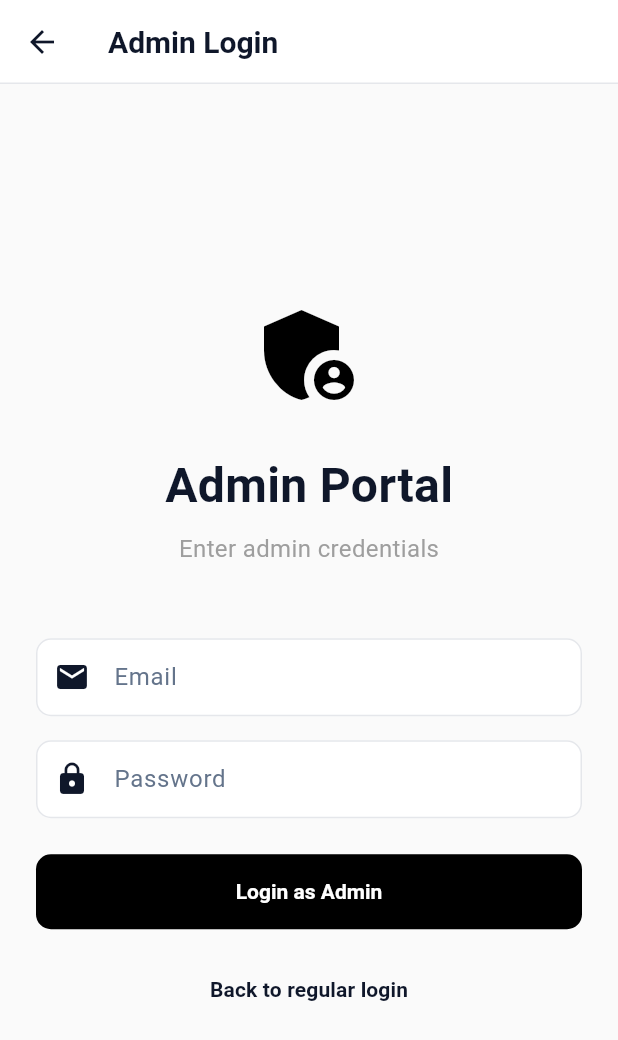
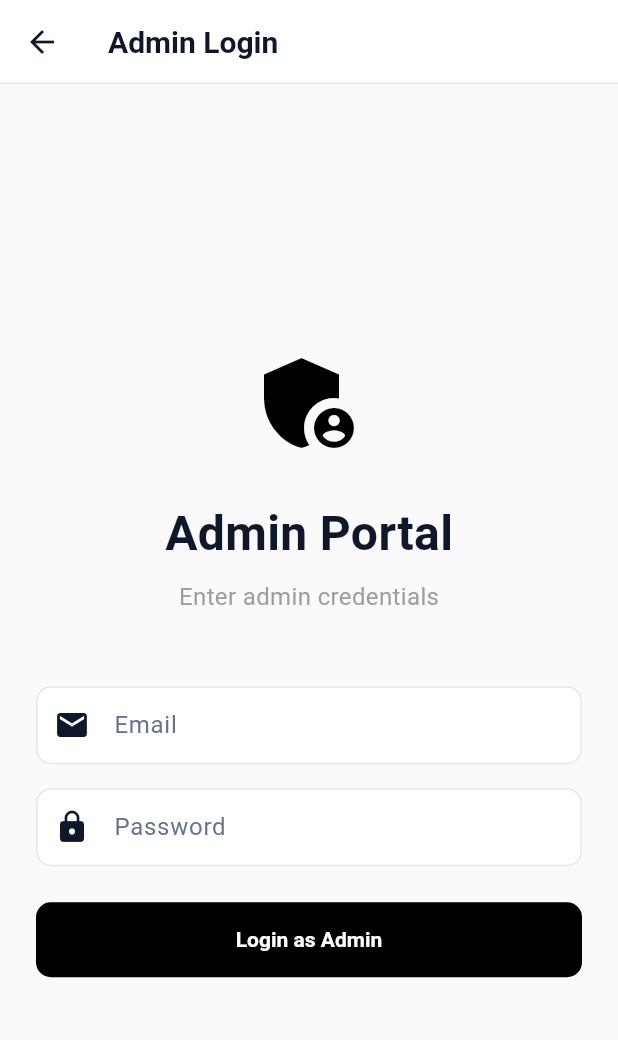
Before and after one commit to BPUPitchaya/StockSense, a Flutter app: the screen it shows after launch, after a tap on "Login", after a tap on "Admin Access", on a phone screen of 412 x 824 dp. Shown: the top 1040 px of the screen. Run offline on Flutter 3.47's test engine with Material 3 defaults, Android fonts, the phone set to English and light mode, and no system bars; our stand-ins replace fl_chart, google_generative_ai, shared_preferences; network calls fail.

Commit message:
Remove redundant manual back buttons (AppBar already provides back navigation)

```diff
--- a/flutter_app/lib/screens/admin_login_screen.dart
+++ b/flutter_app/lib/screens/admin_login_screen.dart
@@ -139,13 +139,6 @@ class _AdminLoginScreenState extends State<AdminLoginScreen> {
                             : const Text('Login as Admin'),
                       ),
                     ),
-                    const SizedBox(height: 16),
-                    TextButton(
-                      onPressed: () {
-                        Navigator.pop(context);
-                      },
-                      child: const Text('Back to regular login'),
-                    ),
                   ],
                 ),
               ),
--- a/flutter_app/lib/screens/reset_password_screen.dart
+++ b/flutter_app/lib/screens/reset_password_screen.dart
@@ -164,13 +164,6 @@ class _ResetPasswordScreenState extends State<ResetPasswordScreen> {
                           : const Text('Reset Password'),
                     ),
                   ),
-                  const SizedBox(height: 16),
-                  TextButton(
-                    onPressed: () {
-                      Navigator.pushReplacementNamed(context, '/login');
-                    },
-                    child: const Text('Back to Login'),
-                  ),
                 ],
               ),
             ),
```
